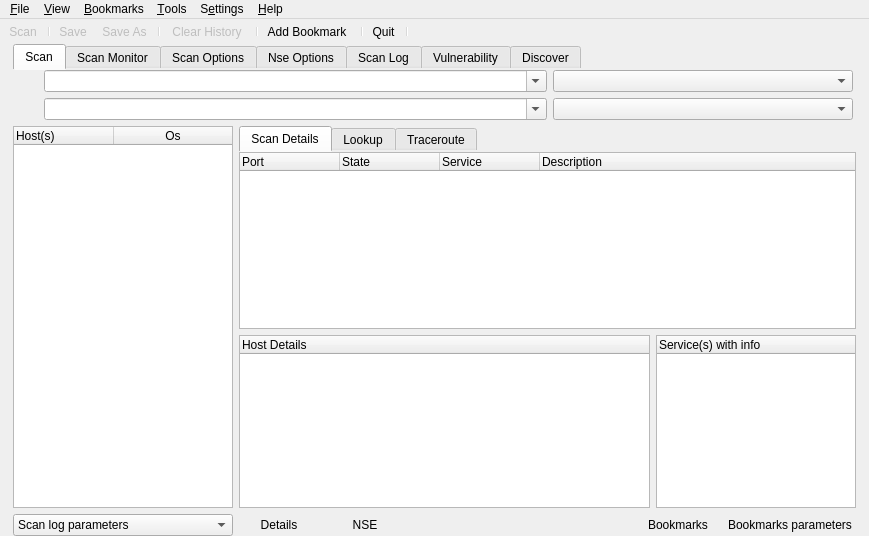
The window that src/app/mainwin.ui (nmapsi4/nmapsi4) describes before a commit, drawn with Qt 5.
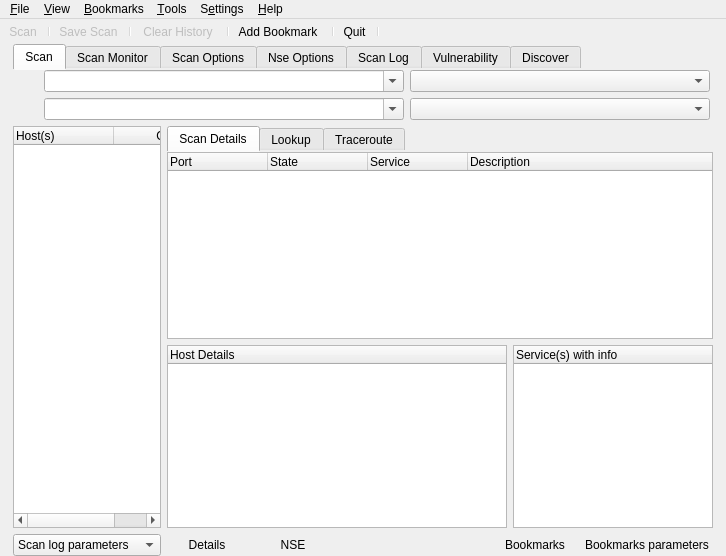
The same window after the commit. Icons and pictures are not drawn.

```diff
--- a/src/app/mainwin.ui
+++ b/src/app/mainwin.ui
@@ -10,8 +10,8 @@
    <rect>
     <x>0</x>
     <y>0</y>
-    <width>869</width>
-    <height>536</height>
+    <width>726</width>
+    <height>556</height>
    </rect>
   </property>
   <property name="sizePolicy">
@@ -3054,8 +3054,8 @@
     <rect>
      <x>0</x>
      <y>0</y>
-     <width>869</width>
-     <height>19</height>
+     <width>726</width>
+     <height>20</height>
     </rect>
    </property>
    <widget class="QMenu" name="menu_File">
@@ -3152,7 +3152,6 @@
    <addaction name="action_Scan_menu"/>
    <addaction name="separator"/>
    <addaction name="actionSave"/>
-   <addaction name="action_Save_As"/>
    <addaction name="separator"/>
   </widget>
   <widget class="QToolBar" name="toolBar_2">
@@ -3558,7 +3557,7 @@
      <normaloff>:/images/images/save_all.png</normaloff>:/images/images/save_all.png</iconset>
    </property>
    <property name="text">
-    <string>Save</string>
+    <string>Save Scan</string>
    </property>
    <property name="whatsThis">
     <string>Save</string>
```
Left out of the diff: 4 changed lines with no effect on the pictures.
